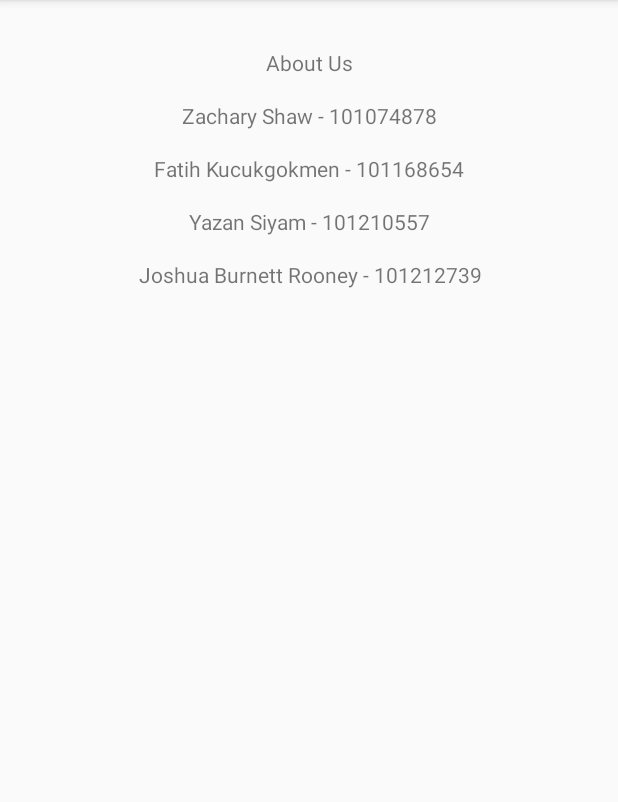
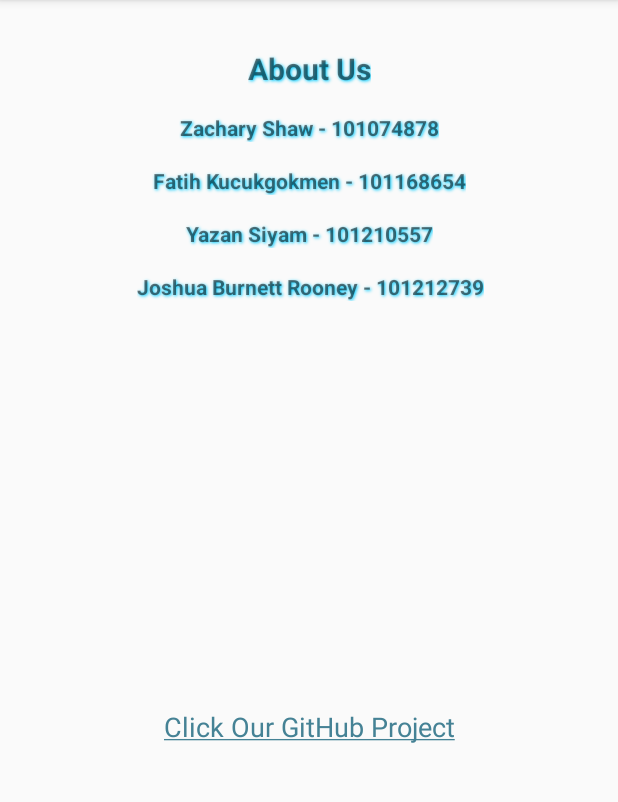
Before and after one commit to ZacShaw/Mobile_Group_Project, an Android app: the AboutView screen opened directly, with no data from a screen before it, on a phone screen of 412 x 824 dp, the part 84-886 px from its top. Run offline under Robolectric (Android 15) with nearby library versions, the phone set to English and light mode, and no system bars.

Commit message:
Map Upgraded
Map Upgraded.It must work now.
I just allow the restriction on API.
Added clickable github project

```diff
--- a/app/src/main/AndroidManifest.xml
+++ b/app/src/main/AndroidManifest.xml
@@ -6,6 +6,8 @@
     <uses-permission android:name="android.permission.ACCESS_FINE_LOCATION"/>
     <uses-permission android:name="android.permission.ACCESS_COARSE_LOCATION"/>
 
+
+
     <application
         android:allowBackup="true"
         android:icon="@mipmap/ic_launcher"
@@ -13,12 +15,15 @@
         android:roundIcon="@mipmap/ic_launcher_round"
         android:supportsRtl="true"
         android:theme="@style/AppTheme">
+
         <meta-data
             android:name="com.google.android.gms.version"
             android:value="@integer/google_play_services_version" />
+
         <meta-data
             android:name="com.google.android.geo.API_KEY"
-            android:value="@string/google_maps_key"/>
+            android:value="@string/map_key"/>
+
         <activity
             android:name=".MapsMarkerActivity"
             android:parentActivityName=".MainActivity">
--- a/app/src/main/java/ca/gbc/comp3074/assignment2/AboutView.java
+++ b/app/src/main/java/ca/gbc/comp3074/assignment2/AboutView.java
@@ -1,6 +1,8 @@
 package ca.gbc.comp3074.assignment2;
 
 import android.os.Bundle;
+import android.text.method.LinkMovementMethod;
+import android.widget.TextView;
 
 import androidx.appcompat.app.AppCompatActivity;
 
@@ -10,6 +12,11 @@ public class AboutView extends AppCompatActivity {
     protected void onCreate(Bundle savedInstanceState) {
         super.onCreate(savedInstanceState);
         setContentView(R.layout.activity_about);
+        setupHyperlink();
+    }
+    private void setupHyperlink() {
+        TextView linkTextView = findViewById(R.id.gitHub);
+        linkTextView.setMovementMethod(LinkMovementMethod.getInstance());
     }
 
 }
--- a/app/src/main/java/ca/gbc/comp3074/assignment2/MapsMarkerActivity.java
+++ b/app/src/main/java/ca/gbc/comp3074/assignment2/MapsMarkerActivity.java
@@ -2,7 +2,6 @@ package ca.gbc.comp3074.assignment2;
 
 import androidx.fragment.app.FragmentActivity;
 import android.os.Bundle;
-import androidx.appcompat.app.AppCompatActivity;
 
 import com.google.android.gms.maps.CameraUpdateFactory;
 import com.google.android.gms.maps.GoogleMap;
@@ -14,9 +13,9 @@ import com.google.android.gms.maps.model.MarkerOptions;
 /**
  * An activity that displays a Google map with a marker (pin) to indicate a particular location.
  */
-public class MapsMarkerActivity extends FragmentActivity
-        implements OnMapReadyCallback {
+public class MapsMarkerActivity extends FragmentActivity implements OnMapReadyCallback {
     private GoogleMap mMap;
+    SupportMapFragment mapFragment;
 
     @Override
     protected void onCreate(Bundle savedInstanceState) {
@@ -25,7 +24,7 @@ public class MapsMarkerActivity extends FragmentActivity
         setContentView(R.layout.activity_maps);
         // Get the SupportMapFragment and request notification
         // when the map is ready to be used.
-        SupportMapFragment mapFragment = (SupportMapFragment) getSupportFragmentManager()
+        mapFragment = (SupportMapFragment) getSupportFragmentManager()
                 .findFragmentById(R.id.mapView);
         mapFragment.getMapAsync(this);
     }
--- a/app/src/main/res/layout/activity_about.xml
+++ b/app/src/main/res/layout/activity_about.xml
@@ -18,7 +18,12 @@
         app:layout_constraintEnd_toEndOf="parent"
         app:layout_constraintHorizontal_bias="0.495"
         app:layout_constraintStart_toStartOf="parent"
-        app:layout_constraintTop_toBottomOf="@+id/txtDev3" />
+        app:layout_constraintTop_toBottomOf="@+id/txtDev3"
+        android:shadowColor="#00ccff"
+        android:shadowRadius="2"
+        android:shadowDx="1"
+        android:shadowDy="1"
+        android:textStyle="bold"/>
 
     <TextView
         android:id="@+id/txtDev1"
@@ -31,7 +36,12 @@
         android:text="Zachary Shaw - 101074878"
         app:layout_constraintEnd_toEndOf="parent"
         app:layout_constraintStart_toStartOf="parent"
-        app:layout_constraintTop_toBottomOf="@+id/txtAboutTitle" />
+        app:layout_constraintTop_toBottomOf="@+id/txtAboutTitle"
+        android:shadowColor="#00ccff"
+        android:shadowRadius="2"
+        android:shadowDx="1"
+        android:shadowDy="1"
+        android:textStyle="bold"/>
 
     <TextView
         android:id="@+id/txtDev2"
@@ -44,7 +54,13 @@
         android:text="Fatih Kucukgokmen - 101168654"
         app:layout_constraintEnd_toEndOf="parent"
         app:layout_constraintStart_toStartOf="parent"
-        app:layout_constraintTop_toBottomOf="@+id/txtDev1" />
+        app:layout_constraintTop_toBottomOf="@+id/txtDev1"
+        android:shadowColor="#00ccff"
+        android:shadowRadius="2"
+        android:shadowDx="1"
+        android:shadowDy="1"
+        android:textStyle="bold"
+        />
 
     <TextView
         android:id="@+id/txtDev3"
@@ -58,7 +74,13 @@
         app:layout_constraintEnd_toEndOf="parent"
         app:layout_constraintHorizontal_bias="0.503"
         app:layout_constraintStart_toStartOf="parent"
-        app:layout_constraintTop_toBottomOf="@+id/txtDev2" />
+        app:layout_constraintTop_toBottomOf="@+id/txtDev2"
+        android:shadowColor="#00ccff"
+        android:shadowRadius="2"
+        android:shadowDx="1"
+        android:shadowDy="1"
+        android:textStyle="bold"/>
+
 
     <TextView
         android:id="@+id/txtAboutTitle"
@@ -71,5 +93,24 @@
         android:text="About Us"
         app:layout_constraintEnd_toEndOf="parent"
         app:layout_constraintStart_toStartOf="parent"
-        app:layout_constraintTop_toTopOf="parent" />
+        app:layout_constraintTop_toTopOf="parent"
+        android:textSize="20sp"
+        android:shadowColor="#00ccff"
+        android:shadowRadius="2"
+        android:shadowDx="1"
+        android:shadowDy="1"
+        android:textStyle="bold"/>
+
+    <TextView
+        android:id="@+id/gitHub"
+        android:layout_width="wrap_content"
+        android:layout_height="wrap_content"
+        android:text="@string/gitH"
+        app:layout_constraintBottom_toBottomOf="parent"
+        app:layout_constraintEnd_toEndOf="parent"
+        app:layout_constraintStart_toStartOf="parent"
+        app:layout_constraintTop_toBottomOf="@+id/txtDev4"
+        android:textSize="18sp"
+
+        />
 </androidx.constraintlayout.widget.ConstraintLayout>
--- a/app/src/main/res/layout/activity_maps.xml
+++ b/app/src/main/res/layout/activity_maps.xml
@@ -7,4 +7,4 @@
     android:name="com.google.android.gms.maps.SupportMapFragment"
     android:layout_width="match_parent"
     android:layout_height="match_parent"
-        tools:context="ca.gbc.comp3074.assignment2.MapsMarkerActivity" />
+    tools:context=".MapsMarkerActivity" />
--- a/app/src/main/res/values/strings.xml
+++ b/app/src/main/res/values/strings.xml
@@ -1,4 +1,7 @@
 <resources>
     <string name="app_name">Assignment2</string>
-    <string name="google_maps_key" translatable="false">AIzaSyAQGgeJD49vzGKwI605JI6huqF8QTZCJCY</string>
+    <string name="map_key" templateMergeStrategy="preserve" translatable="false">AIzaSyDtnj9idn0ogPL1vny9y2F3stBR8bgkCIw</string>
+    <string name="gitH"><a href="https://github.com/ZacShaw/Mobile_Group_Project.git">Click Our GitHub Project</a></string>
+
+
 </resources>
--- a/gradle.properties
+++ b/gradle.properties
@@ -17,4 +17,3 @@ org.gradle.jvmargs=-Xmx2048m
 android.useAndroidX=true
 # Automatically convert third-party libraries to use AndroidX
 android.enableJetifier=true
-GOOGLE_MAPS_API_KEY=AIzaSyAQGgeJD49vzGKwI605JI6huqF8QTZCJCY
```
Also changed, not shown: gradle/wrapper/gradle-wrapper.properties. Lines whose indentation alone changed are shown as unchanged.
